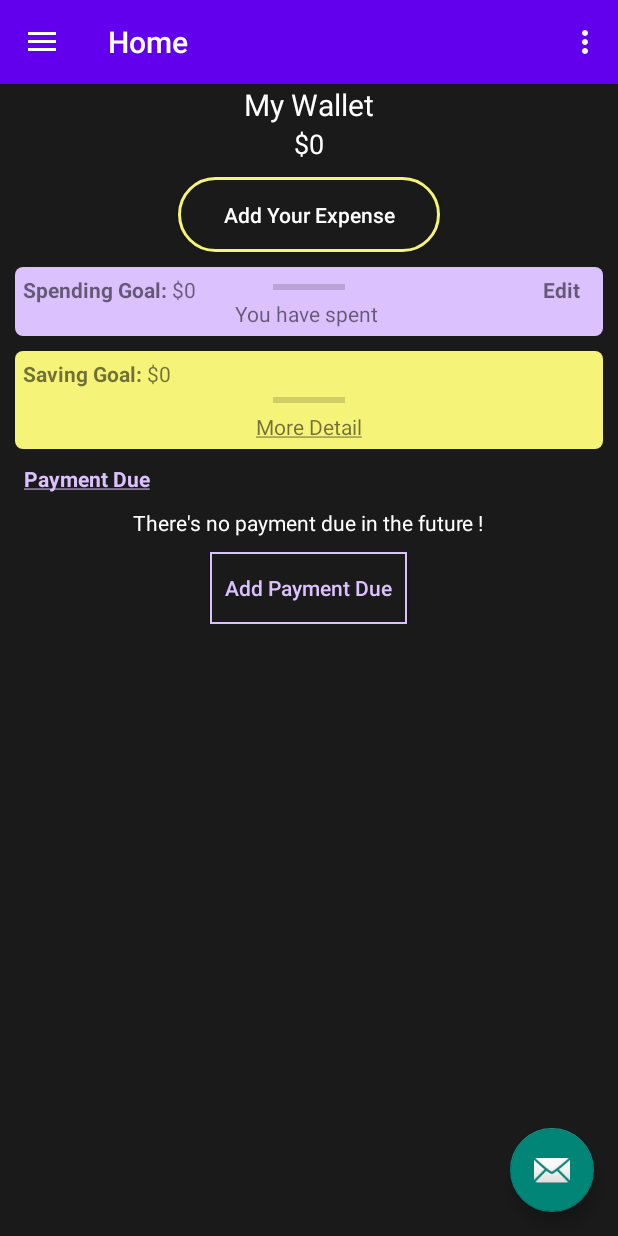
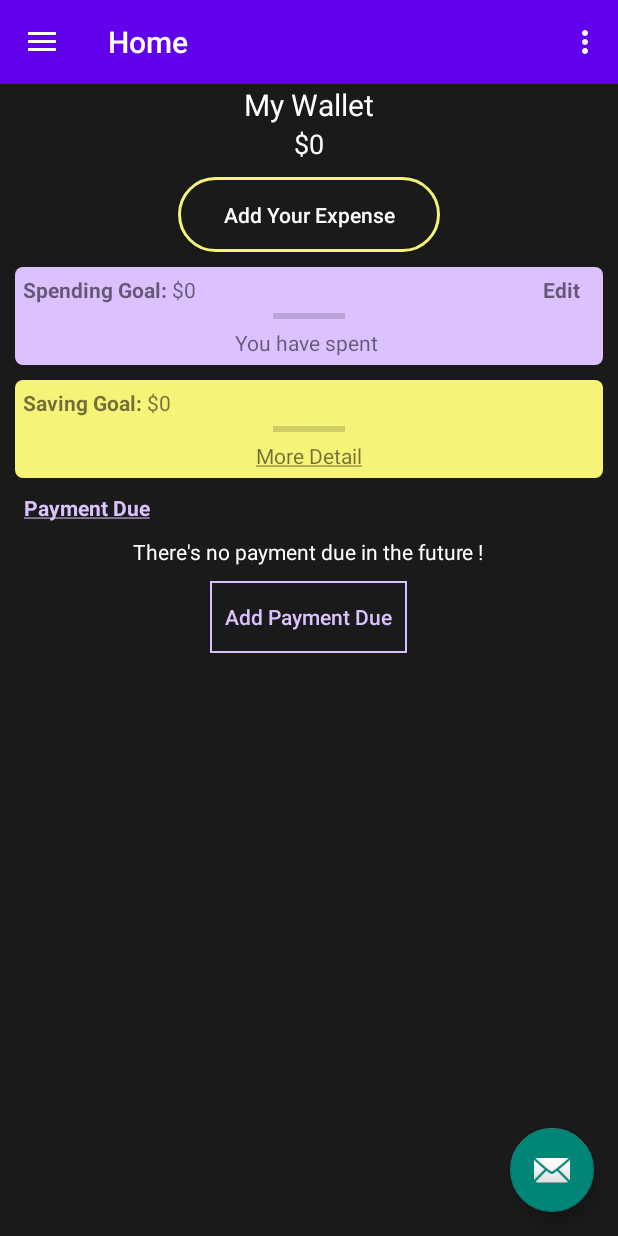
Before and after one commit to andyr3n/Broke-No-More, an Android app: the screen it shows after launch (MainActivity), on a phone screen of 412 x 824 dp. Run offline under Robolectric (Android 15) with nearby library versions, the phone set to English and light mode, and no system bars; our stand-ins replace navigation-ui.

Commit message:
Fix minor error in fragment_home.xml

```diff
--- a/app/src/main/res/layout/fragment_home.xml
+++ b/app/src/main/res/layout/fragment_home.xml
@@ -97,7 +97,7 @@
                 android:layout_height="wrap_content"
                 app:layout_constraintEnd_toEndOf="parent"
                 app:layout_constraintStart_toStartOf="parent"
-                app:layout_constraintTop_toBottomOf="@+id/spendingGoal">
+                app:layout_constraintTop_toBottomOf="@+id/spendingGoal_amount">
             </ProgressBar>
 
             <TextView
```
